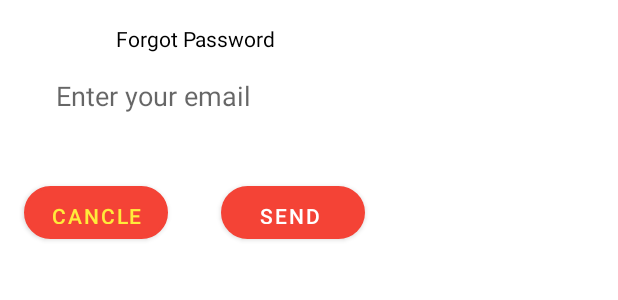
After one commit to khaledMahmoudDev/Book_A_Book, an Android app: the layout forgot_password_dialogue.xml on its own in the app's theme, with its tools: preview values and no code run, on a phone screen of 412 x 824 dp. The commit adds this screen. Shown: the top 300 px of the screen. Run offline under Robolectric (Android 15) with nearby library versions, the phone set to English and light mode, and no system bars.

Commit message:
forgot password done

```diff
--- a/app/src/main/java/com/example/bookabook/data/FireBaseRepo.kt
+++ b/app/src/main/java/com/example/bookabook/data/FireBaseRepo.kt
@@ -100,6 +100,7 @@ object FireBaseRepo {
 
                 }.addOnFailureListener {
                     logInCallBack.onLogInStateChange(LogInState.EmailOrPasswordError)
+                    Log.d("logInerror", "sd$it")
 
                 }
             }.addOnFailureListener {
@@ -265,5 +266,4 @@ enum class RegisterState {
     SendVerificationSuccessfully,
     FailedToSaveUser,
     UserSavedSuccessfully
-
 }
--- /dev/null
+++ b/app/src/main/res/layout/forgot_password_dialogue.xml
@@ -0,0 +1,60 @@
+<?xml version="1.0" encoding="utf-8"?>
+<androidx.constraintlayout.widget.ConstraintLayout xmlns:android="http://schemas.android.com/apk/res/android"
+    xmlns:app="http://schemas.android.com/apk/res-auto"
+    android:layout_width="259dp"
+    android:layout_height="167dp">
+
+    <TextView
+        android:id="@+id/textView4"
+        android:layout_width="wrap_content"
+        android:layout_height="wrap_content"
+        android:layout_marginStart="29dp"
+        android:layout_marginTop="16dp"
+        android:layout_marginEnd="29dp"
+        android:gravity="center"
+        android:text="Forgot Password"
+        android:textColor="#000"
+        android:textSize="14sp"
+        app:layout_constraintEnd_toEndOf="parent"
+        app:layout_constraintStart_toStartOf="parent"
+        app:layout_constraintTop_toTopOf="parent" />
+
+    <Button
+        android:id="@+id/add_cancle"
+        android:layout_width="96dp"
+        android:layout_height="35dp"
+        android:layout_marginStart="16dp"
+        android:layout_marginBottom="8dp"
+        android:background="@drawable/no_btn"
+        android:text="Cancle"
+        android:textColor="@color/colorAccent"
+        app:layout_constraintBottom_toBottomOf="parent"
+        app:layout_constraintStart_toStartOf="parent" />
+
+    <Button
+        android:id="@+id/Add_yes"
+        android:layout_width="96dp"
+        android:layout_height="35dp"
+        android:layout_marginEnd="16dp"
+        android:background="@drawable/button_background"
+        android:text="Send "
+        android:textColor="@color/white"
+        app:layout_constraintEnd_toEndOf="parent"
+        app:layout_constraintTop_toTopOf="@+id/add_cancle" />
+
+    <EditText
+        android:id="@+id/editTextTextPersonName"
+        android:layout_width="wrap_content"
+        android:layout_height="wrap_content"
+        android:layout_marginTop="16dp"
+        android:background="@drawable/edit_text_background"
+        android:ems="10"
+        android:hint="Enter your email"
+        android:inputType="textEmailAddress"
+        android:paddingStart="@dimen/editTextPadding"
+        android:paddingEnd="@dimen/editTextPadding"
+        app:layout_constraintEnd_toEndOf="parent"
+        app:layout_constraintStart_toStartOf="parent"
+        app:layout_constraintTop_toBottomOf="@+id/textView4" />
+
+</androidx.constraintlayout.widget.ConstraintLayout>
--- a/app/src/main/res/layout/log_in_fragment.xml
+++ b/app/src/main/res/layout/log_in_fragment.xml
@@ -96,6 +96,7 @@
                     app:layout_constraintTop_toBottomOf="@+id/editTextTextEmail" />
 
                 <TextView
+                    android:onClick="@{()-> logInViewModel.forgetPasswordShowDialog(context)}"
                     android:id="@+id/ForgetPasswordTextView"
                     android:layout_width="wrap_content"
                     android:layout_height="wrap_content"
@@ -106,6 +107,8 @@
 
 
                 <Button
+                    app:enableIfTrue="@{logInViewModel.logInEnable}"
+                    android:onClick="@{()->logInViewModel.logIn()}"
                     android:id="@+id/button"
                     android:layout_width="0dp"
                     android:layout_height="wrap_content"
```
Also changed, not shown: app/src/main/java/com/example/bookabook/ui/userAuthentication/logIn/LogInFragment.kt (+41 -0 lines), app/src/main/java/com/example/bookabook/ui/userAuthentication/logIn/LogInViewModel.kt (+98 -9 lines), app/src/main/java/com/example/bookabook/ui/userAuthentication/signUp/SignUpFragment.kt (+17 -22 lines), app/src/main/res/navigation/mobile_navigation.xml (+13 -0 lines).
